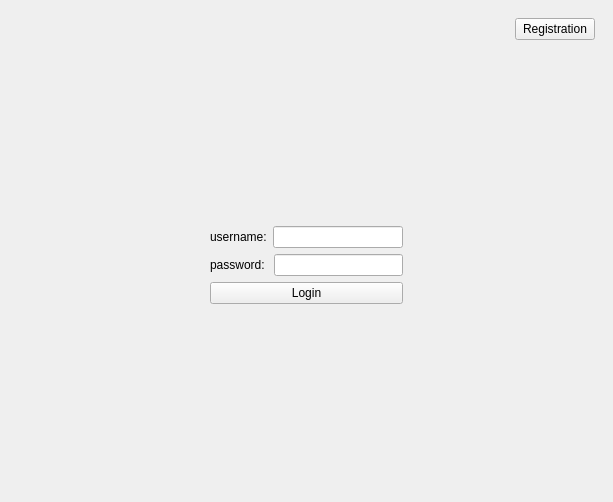
Before: the Qt Designer form miMessageClient/mainwindow.ui in lucky-rydar/miMessage, drawn with Qt 5.
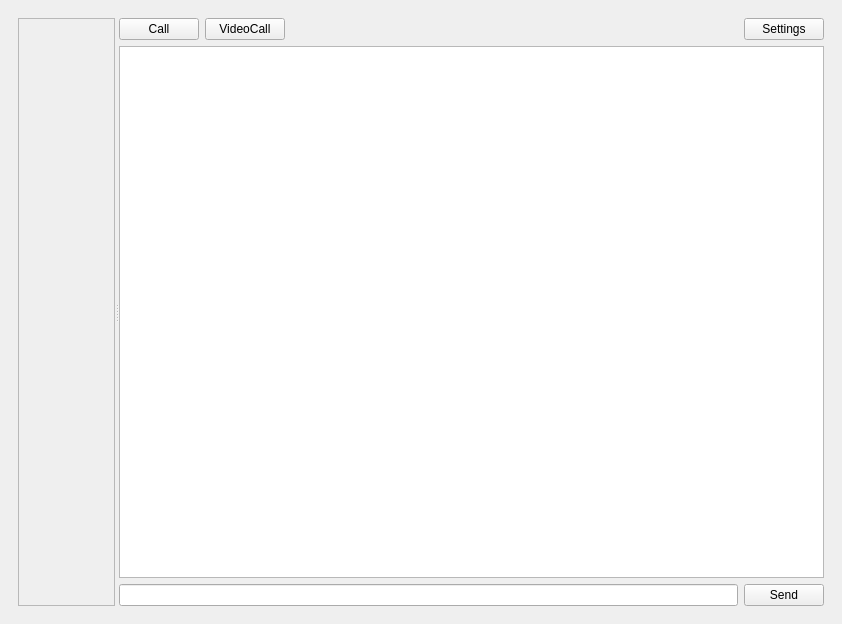
After: the same form once the commit is applied.

Commit message: Added main GUI in client

Patch:
```diff
--- a/miMessageClient/mainwindow.ui
+++ b/miMessageClient/mainwindow.ui
@@ -6,19 +6,19 @@
    <rect>
     <x>0</x>
     <y>0</y>
-    <width>613</width>
-    <height>502</height>
+    <width>842</width>
+    <height>624</height>
    </rect>
   </property>
   <property name="windowTitle">
    <string>MainWindow</string>
   </property>
   <widget class="QWidget" name="centralwidget">
-   <layout class="QHBoxLayout" name="horizontalLayout_11">
+   <layout class="QVBoxLayout" name="verticalLayout_8">
     <item>
      <widget class="QStackedWidget" name="FormsAndMainMenu">
       <property name="currentIndex">
-       <number>0</number>
+       <number>2</number>
       </property>
       <widget class="QWidget" name="LoginingForm">
        <layout class="QHBoxLayout" name="horizontalLayout_6">
@@ -296,6 +296,106 @@
         </item>
        </layout>
       </widget>
+      <widget class="QWidget" name="ChatsMenu">
+       <layout class="QVBoxLayout" name="verticalLayout_9">
+        <item>
+         <widget class="QSplitter" name="splitter">
+          <property name="orientation">
+           <enum>Qt::Horizontal</enum>
+          </property>
+          <widget class="QScrollArea" name="scrollArea">
+           <property name="widgetResizable">
+            <bool>true</bool>
+           </property>
+           <widget class="QWidget" name="scrollAreaWidgetContents">
+            <property name="geometry">
+             <rect>
+              <x>0</x>
+              <y>0</y>
+              <width>265</width>
+              <height>586</height>
+             </rect>
+            </property>
+            <layout class="QVBoxLayout" name="verticalLayout_7">
+             <item>
+              <spacer name="verticalSpacer_5">
+               <property name="orientation">
+                <enum>Qt::Vertical</enum>
+               </property>
+               <property name="sizeHint" stdset="0">
+                <size>
+                 <width>20</width>
+                 <height>40</height>
+                </size>
+               </property>
+              </spacer>
+             </item>
+            </layout>
+           </widget>
+          </widget>
+          <widget class="QWidget" name="">
+           <layout class="QVBoxLayout" name="verticalLayout_6">
+            <item>
+             <layout class="QHBoxLayout" name="horizontalLayout_13">
+              <item>
+               <widget class="QPushButton" name="pushButton_5">
+                <property name="text">
+                 <string>Call</string>
+                </property>
+               </widget>
+              </item>
+              <item>
+               <widget class="QPushButton" name="pushButton_4">
+                <property name="text">
+                 <string>VideoCall</string>
+                </property>
+               </widget>
+              </item>
+              <item>
+               <spacer name="horizontalSpacer_7">
+                <property name="orientation">
+                 <enum>Qt::Horizontal</enum>
+                </property>
+                <property name="sizeHint" stdset="0">
+                 <size>
+                  <width>40</width>
+                  <height>20</height>
+                 </size>
+                </property>
+               </spacer>
+              </item>
+              <item>
+               <widget class="QPushButton" name="pushButton_2">
+                <property name="text">
+                 <string>Settings</string>
+                </property>
+               </widget>
+              </item>
+             </layout>
+            </item>
+            <item>
+             <widget class="QTextEdit" name="textEdit"/>
+            </item>
+            <item>
+             <layout class="QHBoxLayout" name="horizontalLayout_11">
+              <item>
+               <widget class="QLineEdit" name="lineEdit_3"/>
+              </item>
+              <item>
+               <widget class="QPushButton" name="Send">
+                <property name="text">
+                 <string>Send</string>
+                </property>
+               </widget>
+              </item>
+             </layout>
+            </item>
+           </layout>
+          </widget>
+         </widget>
+        </item>
+       </layout>
+      </widget>
      </widget>
     </item>
    </layout>
```
The commit also changes 2 other files.
